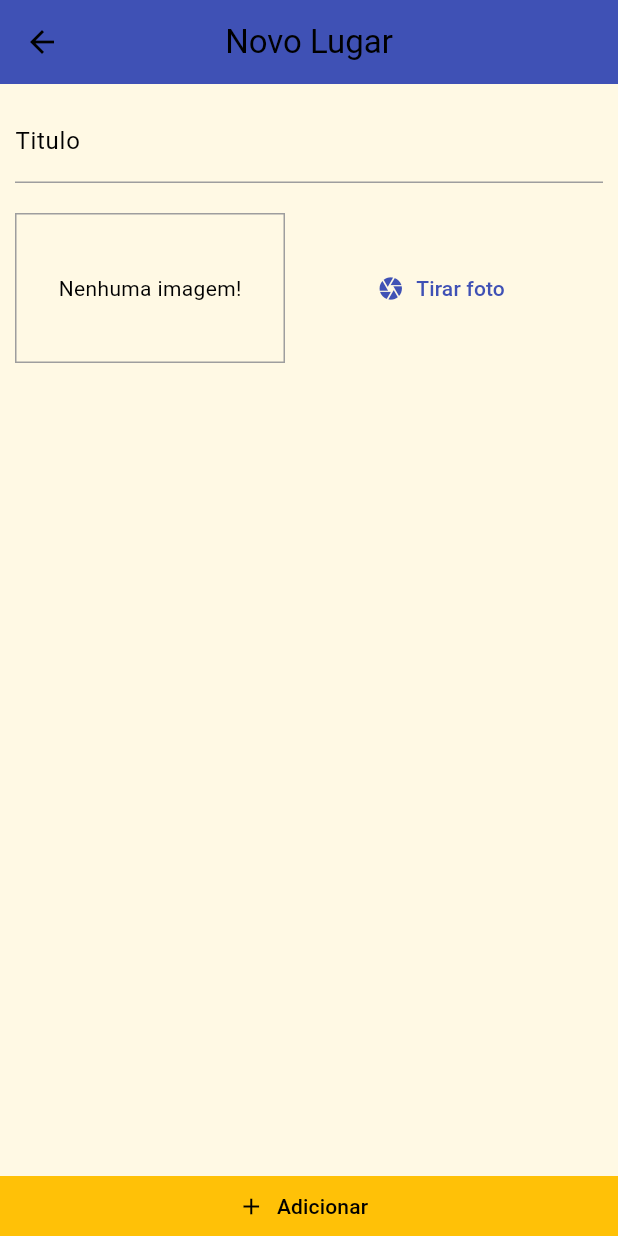
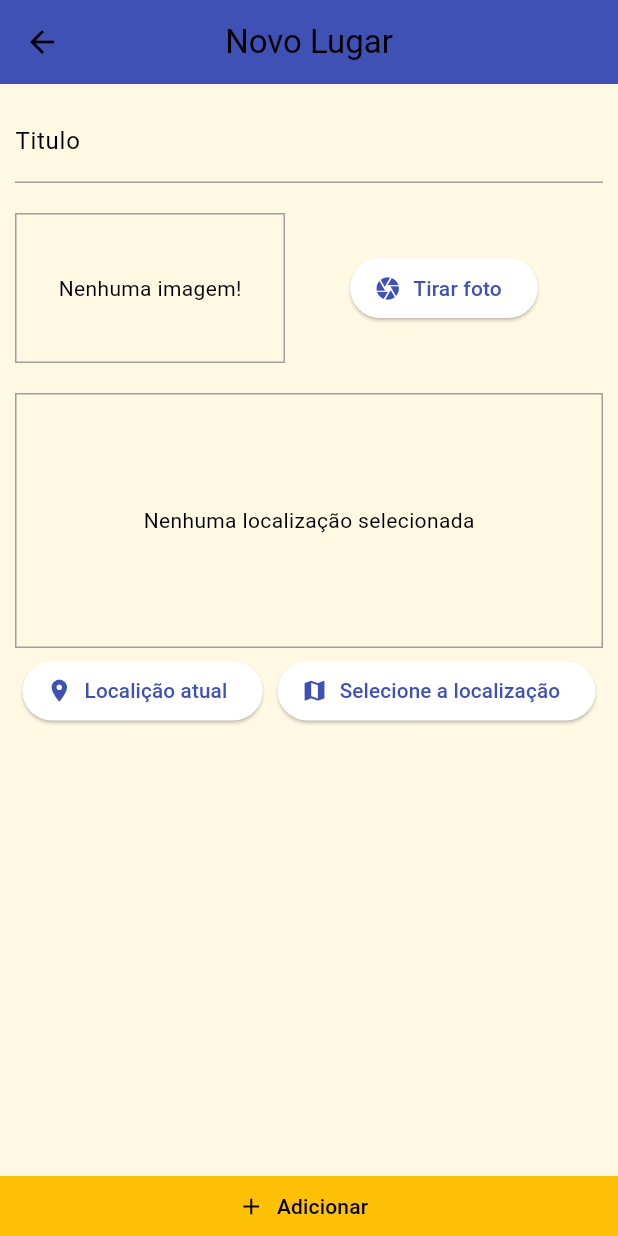
Before and after one commit to GuiDutra21/flutter, a Flutter app: the screen it shows after launch, after a tap on the "add" icon, on a phone screen of 412 x 824 dp. Run offline on Flutter 3.47's test engine with Material 3 defaults, Android fonts, the phone set to English and light mode, and no system bars; our stand-ins replace auto_size_text, image_picker, shared_preferences, sqflite; accounts and stored records are empty; network calls fail.

Commit message:
Recupera os dados do banco e inicia captura da localização

```diff
--- a/great_places/lib/components/image_input.dart
+++ b/great_places/lib/components/image_input.dart
@@ -58,7 +58,7 @@ class _ImageInputState extends State<ImageInput> {
           : Text("Nenhuma imagem!"),
         ),
         Spacer(flex: 1,), // Para centralizar o butao no lado direito
-        TextButton.icon(
+        ElevatedButton.icon(
           onPressed: _takePhoto,
           label: Text("Tirar foto"),
           icon: Icon(
--- /dev/null
+++ b/great_places/lib/components/location_input.dart
@@ -0,0 +1,60 @@
+import 'package:flutter/material.dart';
+
+class LocationInput extends StatefulWidget {
+  const LocationInput({super.key});
+
+  @override
+  State<LocationInput> createState() => _LocationInputState();
+}
+
+class _LocationInputState extends State<LocationInput> {
+  @override
+  Widget build(BuildContext context) {
+    String? _previewImageUrl;
+
+    return Column(
+      children: [
+        Container(
+          height: 170,
+          width: double.infinity,
+          alignment: Alignment.center,
+          decoration: BoxDecoration(
+            border: Border.all(width: 1, color: Colors.grey),
+          ),
+          child:
+              _previewImageUrl == null
+                  ? Text('Nenhuma localização selecionada')
+                  : Image.network(
+                    _previewImageUrl,
+                    fit: BoxFit.cover,
+                    width: double.infinity,
+                  ),
+        ),
+        FittedBox(
+          child: Row(
+            mainAxisAlignment: MainAxisAlignment.center,
+            children: [
+              Container(
+                margin: EdgeInsets.all(5),
+                child: ElevatedButton.icon(
+                  onPressed: () {},
+                  label: Text('Localição atual'),
+                  icon: Icon(Icons.location_on),
+                ),
+              ),
+
+              Container(
+              margin: EdgeInsets.all(5),
+                child: ElevatedButton.icon(
+                  onPressed: () {},
+                  label: Text('Selecione a localização'),
+                  icon: Icon(Icons.map),
+                ),
+              ),
+            ],
+          ),
+        ),
+      ],
+    );
+  }
+}
--- a/great_places/lib/providers/great_places.dart
+++ b/great_places/lib/providers/great_places.dart
@@ -39,4 +39,17 @@ class GreatPlaces with ChangeNotifier {
     );
     notifyListeners();
   }
+
+  Future<void> loadProducts() async
+  {
+    final DBPlaces = await DBUtils.select('PLACES');
+    _items = DBPlaces.map((items){
+      return Place(id: items['id'] as String, // Necessita do casting devido ao argumento Object no retorno da função DBUtils.select
+      title:  items['title']as String,
+      image: File(items['image'] as String),
+      location: null);
+    }).toList();
+
+    notifyListeners();
+  }
 }
--- a/great_places/lib/screens/place_form_screen.dart
+++ b/great_places/lib/screens/place_form_screen.dart
@@ -1,4 +1,5 @@
 import 'dart:io';
+import 'package:great_places/components/location_input.dart';
 import 'package:great_places/providers/great_places.dart';
 import 'package:flutter/material.dart';
 import 'package:great_places/components/image_input.dart';
@@ -56,6 +57,8 @@ class _PlaceFormScreenState extends State<PlaceFormScreen> {
                     ),
                     SizedBox(height: 20),
                     ImageInput(_selectImage),
+                    SizedBox(height: 20),
+                    LocationInput()
                   ],
                 ),
               ),
--- a/great_places/lib/screens/places_list_screen.dart
+++ b/great_places/lib/screens/places_list_screen.dart
@@ -20,9 +20,23 @@ class PlacesListScreen extends StatelessWidget {
         ],
         centerTitle: true,
       ),
-      body: Consumer<GreatPlaces>(
+      body: FutureBuilder(
+        future: Provider.of<GreatPlaces>(context, listen: false).loadProducts(), // Carrega os dados sem reescutar mudanças no provider
+        builder: (context, snapshot) {
+          if (snapshot.hasError) {
+            return Center(child: Text('Houve algum erro no carregamento!'));
+          }
+
+          if (snapshot.connectionState == ConnectionState.waiting)
+          {
+            return const Center(child: CircularProgressIndicator());
+          }
+          else
+          {
+            return Consumer<GreatPlaces>( // Cuida da atualização dos dados na interface sem recarregar o FutureBuilder
               child: const Center(child: Text("Nenhum local cadastrado!")),
-        builder: (context, greatPlaces, child) =>
+              builder:
+                  (context, greatPlaces, child) =>
                       greatPlaces.itemsCount == 0
                           ? child!
                           : ListView.builder(
@@ -34,10 +48,15 @@ class PlacesListScreen extends StatelessWidget {
                                       greatPlaces.itemByIndex(index).image,
                                     ),
                                   ),
-                            title: Text(greatPlaces.itemByIndex(index).title),
+                                  title: Text(
+                                    greatPlaces.itemByIndex(index).title,
                                   ),
                                 ),
                           ),
             );
           }
+        },
+      ),
+    );
   }
+}
--- a/great_places/lib/utils/db_utils.dart
+++ b/great_places/lib/utils/db_utils.dart
@@ -23,8 +23,13 @@ class DBUtils {
 
   static Future<void> insert (String table, Map <String, Object> data) async
   {
-    final db = await DBUtils.database(); // Cria o banco de dados
+    final db = await DBUtils.database(); // Captura a instância do banco de dados
     await db.insert(table, data, conflictAlgorithm: ConflictAlgorithm.replace); // Insere no banco
   }
 
+  static Future<List<Map<String, Object?>>> select(String table) async
+  {
+    final db = await DBUtils.database(); // Captura a instância do banco de dados
+    return db.query(table);
+  }
 }
--- a/great_places/pubspec.yaml
+++ b/great_places/pubspec.yaml
@@ -36,6 +36,7 @@ dependencies:
   path_provider: ^2.1.5
   path: ^1.9.1
   sqflite: ^2.4.2
+  location: ^8.0.0
 
   # The following adds the Cupertino Icons font to your application.
   # Use with the CupertinoIcons class for iOS style icons.
```
Also changed, not shown: great_places/pubspec.lock, 2 other files. Lines whose indentation alone changed are shown as unchanged.
